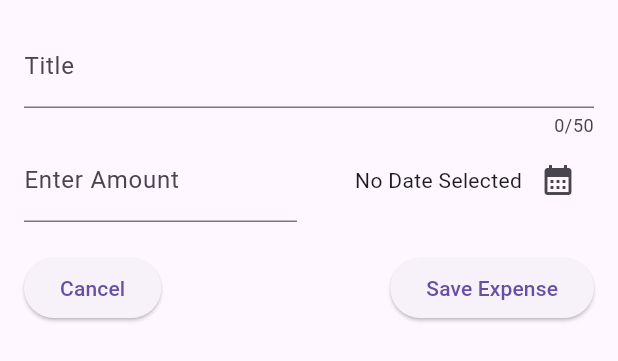
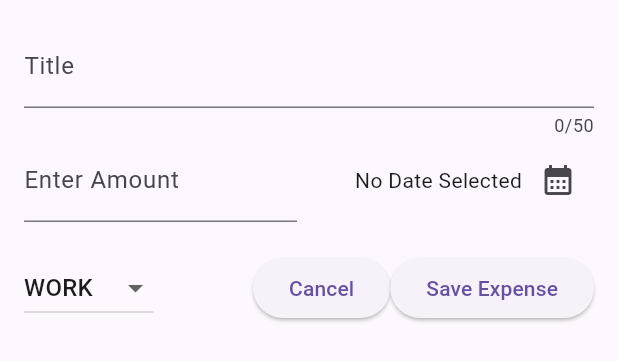
Before and after one commit to ajax-39/Flutter_BudgetBuddy, a Flutter app: the NewExpense widget shown alone on an empty page, opened directly, on a phone screen of 412 x 824 dp. Shown: the top 361 px of the screen. Run offline on Flutter 3.47's test engine with Material 3 defaults, Android fonts, the phone set to English and light mode, and no system bars.

Commit message:
taken values from dropdown

```diff
--- a/lib/widgets/new_expense.dart
+++ b/lib/widgets/new_expense.dart
@@ -22,6 +22,7 @@ class _NewExpenseState extends State<NewExpense> {
   //#2 method to input value
   final _titleController = TextEditingController();
   final _amountController = TextEditingController();
+  //=====================================================
 
   //#date picker
   DateTime? _selectedDate;
@@ -54,6 +55,10 @@ class _NewExpenseState extends State<NewExpense> {
     _amountController.dispose();
     super.dispose();
   }
+  //=====================================================
+
+  //#value from dropdown menu
+  var _selectedCategory = Category.work;
 
   @override
   Widget build(context) {
@@ -110,14 +115,35 @@ class _NewExpenseState extends State<NewExpense> {
           ),
 
           Row(
+            mainAxisAlignment: MainAxisAlignment.spaceBetween,
             children: [
+              DropdownButton(
+                value: _selectedCategory,
+                items: Category.values
+                    .map(
+                      (category) => DropdownMenuItem(
+                        value: category,
+                        child: Text(
+                          category.name.toUpperCase(),
+                        ),
+                      ),
+                    )
+                    .toList(),
+                onChanged: (value) {
+                  if (value == null) return;
+
+                  setState(() {
+                    _selectedCategory = value;
+                  });
+                },
+              ),
+              const Spacer(),
               ElevatedButton(
                 onPressed: () {
                   Navigator.pop(context);
                 },
                 child: const Text('Cancel'),
               ),
-              const Spacer(),
               ElevatedButton(
                 onPressed: () {
                   print(_titleController.text);
```
